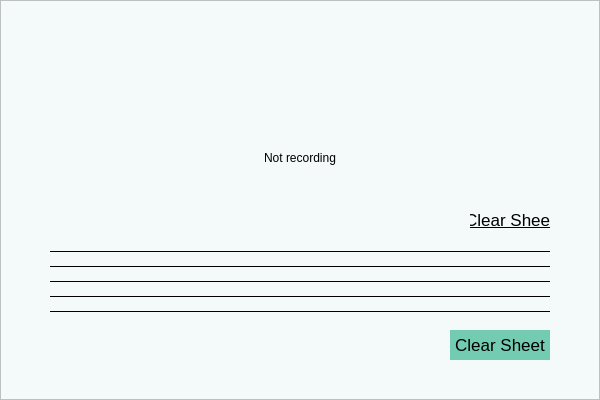
Qt form Project/guiPages/mainWindowNotRecording.ui (AndBarata/Multimedia-Systems) before a commit.
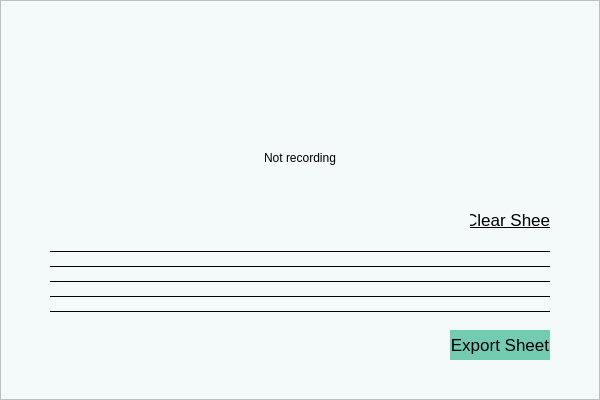
The same form after that commit. Icons and pictures are not drawn.

Patch:
```diff
--- a/Project/guiPages/mainWindowNotRecording.ui
+++ b/Project/guiPages/mainWindowNotRecording.ui
@@ -322,7 +322,7 @@
 background-color: rgb(115, 203, 177);</string>
      </property>
      <property name="text">
-      <string>Clear Sheet</string>
+      <string>Export Sheet</string>
      </property>
      <property name="iconSize">
       <size>
```
Left out of the diff: 10 changed lines with no effect on the pictures.
